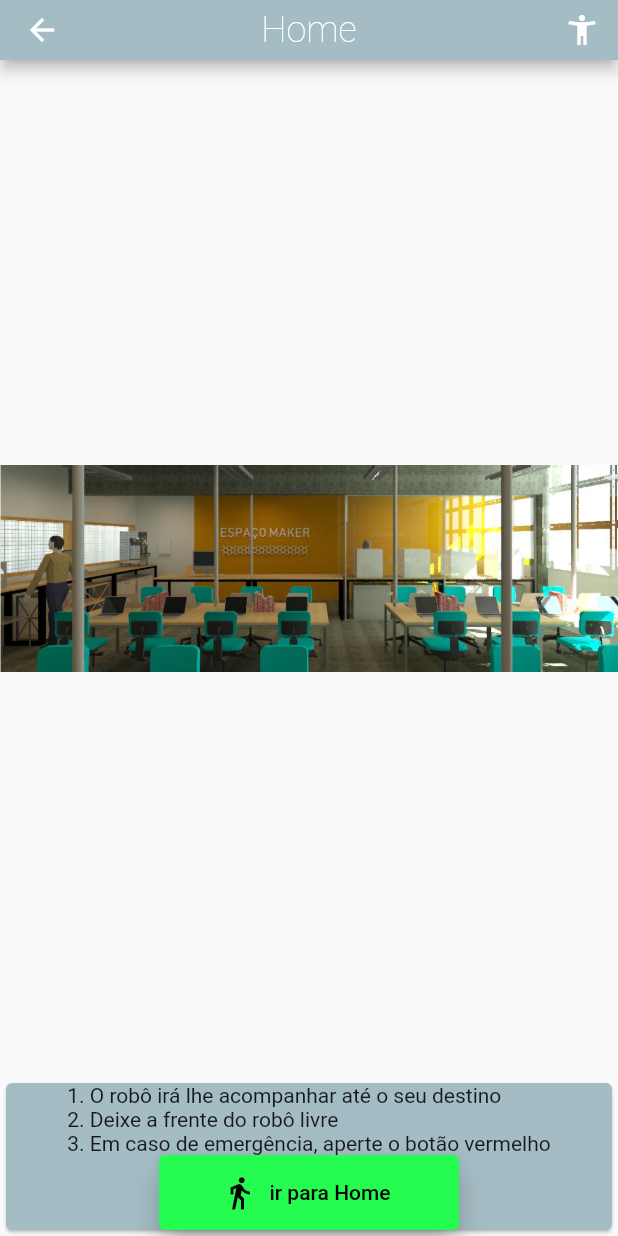
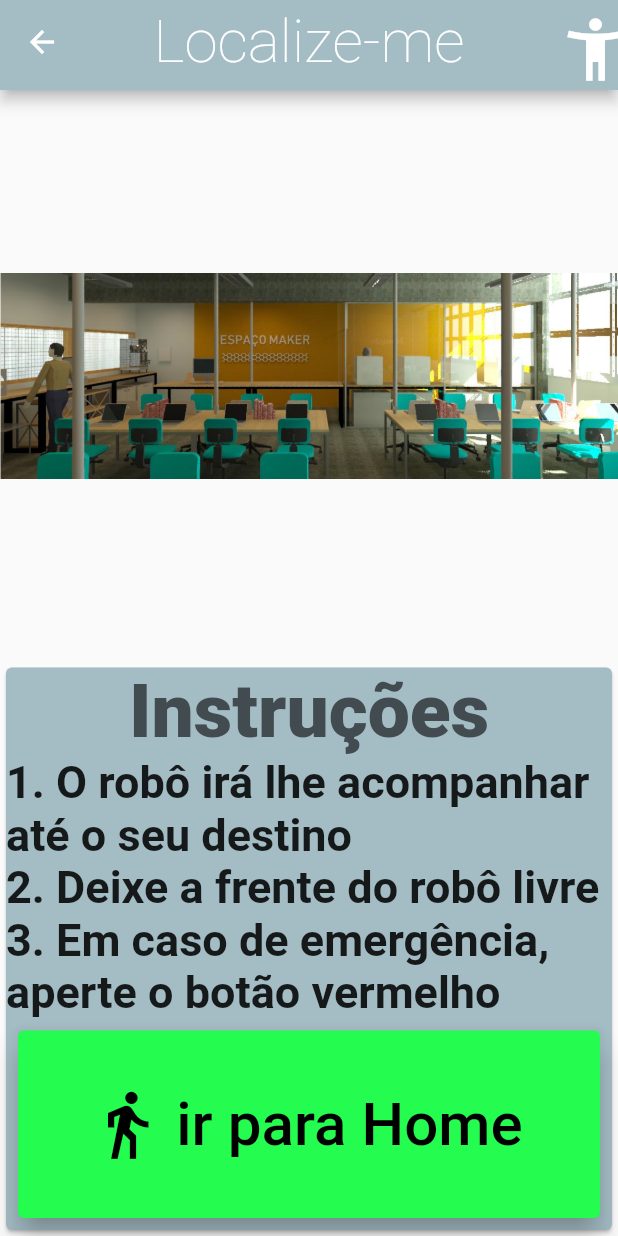
Before and after one commit to augustodsgv/app_robo, a Flutter app: the MostraLocal screen opened directly, on a phone screen of 412 x 824 dp. Run offline on Flutter 3.47's test engine with Material 2 defaults, Android fonts, the phone set to English and light mode, and no system bars; Roboto replaces fonts that are missing (Comfortaa).

Commit message:
Redimensionando o app para um tablet de 10 polegadas

```diff
--- /dev/null
+++ b/projeto/lib/components/app_bar.dart
@@ -0,0 +1,38 @@
+/**
+ * Programa : app_bar.dart
+ * Decrição : app bar do app
+ * Autores : Augusto dos Santos e Gabrielly Castilho
+ * Última edição : 14/03/2023
+ */
+///
+import 'package:flutter/material.dart';
+import 'package:projeto/estilos/fontes.dart';
+import 'package:projeto/estilos/cores.dart';
+
+class AppBarRobo extends StatelessWidget {
+  final String titulo;
+  const AppBarRobo({super.key, required this.titulo});
+
+  @override
+  Widget build(BuildContext context) {
+    return AppBar(
+      title: Text(
+        titulo,
+        style:  CustomTextStyle.nameOfTextStyle,
+
+      ),
+      centerTitle: true,
+      backgroundColor: corApp,
+      shadowColor: corSombra,
+      actions: [
+        IconButton(
+          icon: const Icon(
+            Icons.accessibility_new,
+            size: 50
+          ),
+          onPressed: () {},
+        )
+      ],
+    );
+  }
+}
--- a/projeto/lib/components/generic_button.dart
+++ b/projeto/lib/components/generic_button.dart
@@ -11,8 +11,8 @@ import 'package:projeto/estilos/cores.dart';
 class GenericButton extends StatelessWidget {
   final String texto;
   final Function() onPressed;
-  const GenericButton(
-      {super.key, required this.onPressed, required this.texto});
+  const GenericButton({super.key, required this.onPressed, required this.texto});
+
   @override
   Widget build(BuildContext context) {
     return ElevatedButton(
--- a/projeto/lib/components/generic_icon_button.dart
+++ b/projeto/lib/components/generic_icon_button.dart
@@ -39,6 +39,7 @@ class GenericIconButton extends StatelessWidget {
         icon: Icon(
           icone,
           color: corTextoBotao,
+          size: 50,
         ));
   }
 }
--- a/projeto/lib/components/walk_button.dart
+++ b/projeto/lib/components/walk_button.dart
@@ -40,30 +40,51 @@ class _WalkButtonState extends State<WalkButton> {
     return Card(
         color: corApp,
         child: Column(children: [
-          Text(widget.textoCard),
-          ElevatedButton.icon(
+          Text(
+            'Instruções',
+            style: TextStyle(
+              fontSize: 50,
+              fontWeight: FontWeight.w900,
+              color: corLetrasApp
+
+              )
+            ),
+          Text(
+            widget.textoCard,
+            style: TextStyle(
+              fontSize: 30,
+              fontWeight: FontWeight.w700,
+              )
+            ),
+          Padding(
+            padding: const EdgeInsets.all(8.0),
+            child: ElevatedButton.icon(
               // Função do botão
               onPressed: widget.onPressed,
 
               // Estilo do botão
               style: ElevatedButton.styleFrom(
                 backgroundColor: widget.corBotao,
-              fixedSize: const Size(200, 50),
+                fixedSize: const Size(500, 125),
                 elevation: 8,
                 shadowColor: corSombra,
               ),
               // Texto do botão
               label: Text(
                 widget.texto,
-              style: TextStyle(color: widget.corTexto),
+                style: TextStyle(
+                  color: widget.corTexto,
+                  fontSize: 40),
               ),
 
               // Icone do botão
               icon: Icon(
                 widget.icone,
                 color: widget.corIcone,
+                size: 50,
               ),
 
+            ),
           ),
         ]),
 
--- a/projeto/lib/estilos/fontes.dart
+++ b/projeto/lib/estilos/fontes.dart
@@ -10,9 +10,10 @@ import 'package:flutter/material.dart';
 // Titulo da pagina -> topbar
 class CustomTextStyle {
   static const TextStyle nameOfTextStyle = TextStyle(
-    fontSize: 24,
+    fontSize: 40,
     fontWeight: FontWeight.w200,
     fontFamily: "Comfortaa",
+
     // decorationThickness: 1.5
   );
 }
--- a/projeto/lib/localize_me.dart
+++ b/projeto/lib/localize_me.dart
@@ -11,6 +11,7 @@ import 'estilos/cores.dart';
 import 'components/generic_button.dart';
 import 'components/walk_button.dart';
 import 'estilos/fontes.dart';
+import 'package:projeto/components/app_bar.dart';
 
 // Estados do robo
 enum EstadoRobo { esperando, carregando, andando }
@@ -22,24 +23,10 @@ class LocalizeMe extends StatelessWidget {
   Widget build(BuildContext context) {
     return Scaffold(
       // App Bar
-      appBar: PreferredSize(
-        preferredSize: Size.fromHeight(60),
-        child: AppBar(
-          title: const Text(
-            'Localize-me',
-            style: TextStyle(color: corLetrasApp, fontSize: 30, fontWeight: FontWeight.w300),
+      appBar: const PreferredSize(
+            preferredSize: Size.fromHeight(60),
+            child: AppBarRobo(titulo: 'Localize-me'),
           ),
-          centerTitle: true,
-          backgroundColor: corAppBar,
-          shadowColor: corSombra,
-          actions: [
-            IconButton(
-              icon: const Icon(Icons.accessibility_new),
-              onPressed: () {},
-            )
-          ],
-        ),
-      ),
 
       // Corpo
       body: Row(
@@ -219,24 +206,11 @@ class _MostraLocalState extends State<MostraLocal> {
   Widget build(BuildContext context) {
     return Scaffold(
         // App Bar
-        appBar: PreferredSize(
-          preferredSize: Size.fromHeight(40),
-          child: AppBar(
-            title: Text(
-              widget.lugar,
-              style: CustomTextStyle.nameOfTextStyle,
-            ),
-            centerTitle: true,
-            backgroundColor: corAppBar,
-            shadowColor: corSombra,
-            actions: [
-              IconButton(
-                icon: const Icon(Icons.accessibility_new),
-                onPressed: () {},
-              )
-            ],
+        appBar: const PreferredSize(
+            preferredSize: Size.fromHeight(60),
+            child: AppBarRobo(titulo: 'Localize-me'),
           ),
-        ),
+
         body: Column(children: [
           // Imagem do local
           Expanded(
```
Also changed, not shown: projeto/lib/components/icon_oval_button.dart (added, +39 -0 lines), projeto/lib/components/oval_button.dart (added, +40 -0 lines), projeto/lib/home_page.dart (+8 -5 lines), projeto/lib/nao_estou_bem.dart (+188 -328 lines), projeto/pubspec.yaml (+15 -9 lines), projeto/assets/fotos_locais/gato.png (deleted), projeto/assets/fotos_locais/maker.jpg (deleted), projeto/assets/fotos_locais/maker_novo.jpg (deleted), projeto/assets/fotos_locais/mapa.png (deleted), projeto/assets/gif_respiracao.gif (renamed from projeto/foto/ansiedade.gif), 1 other file. Lines whose indentation alone changed are shown as unchanged.
